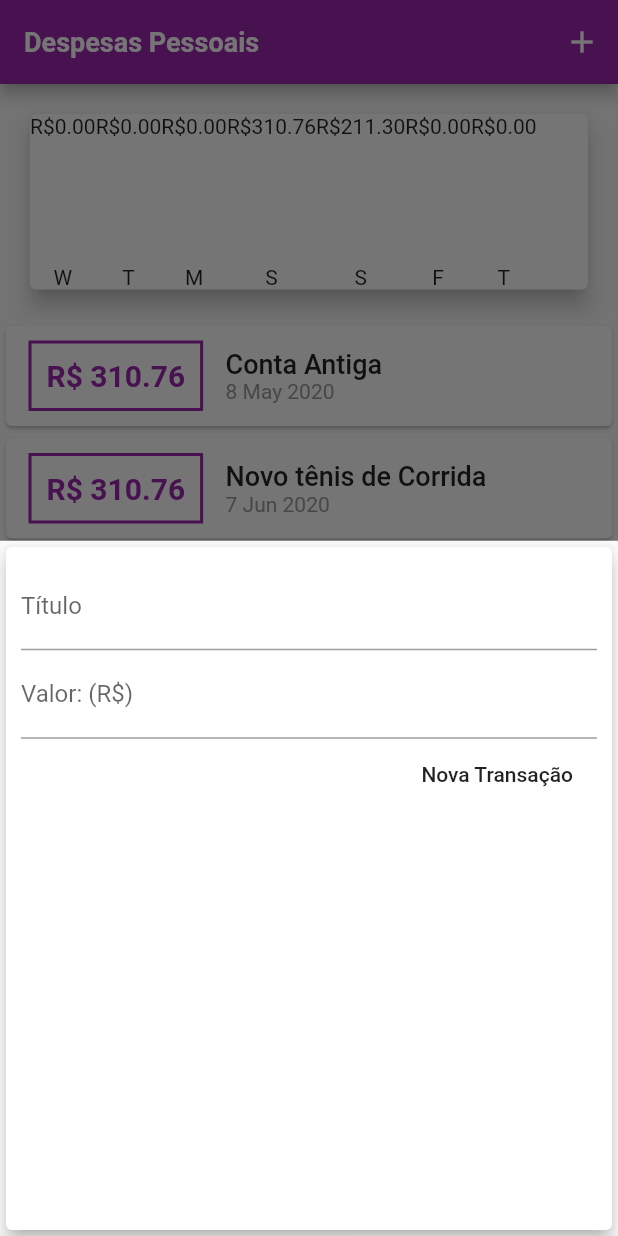
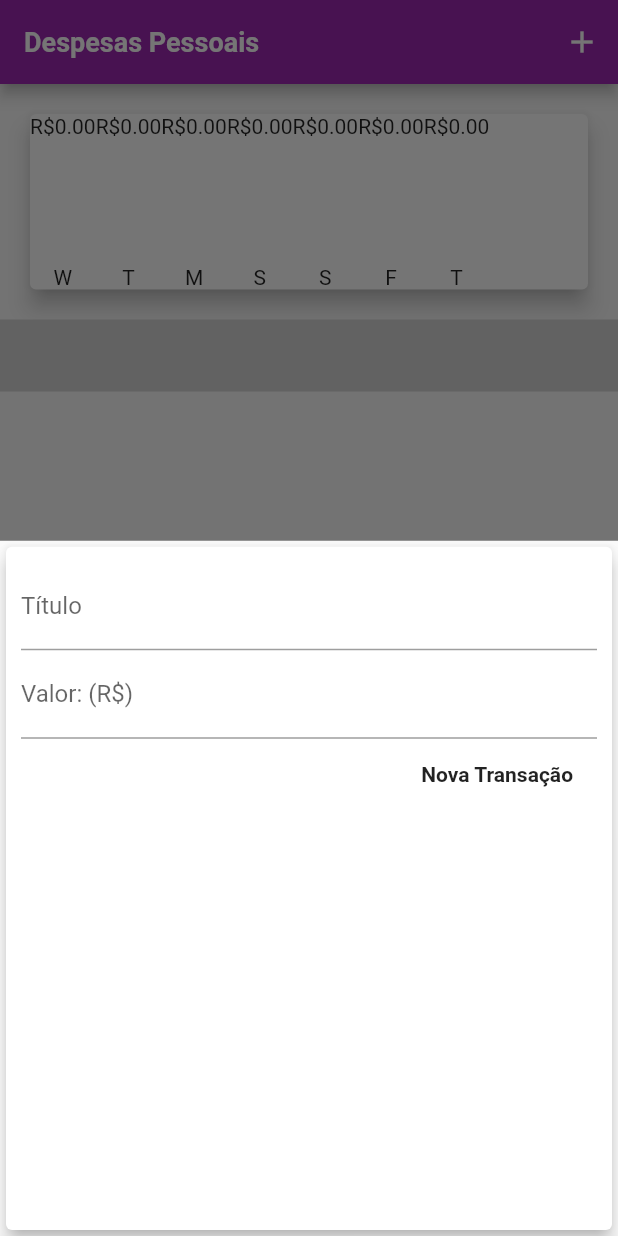
Before and after one commit to luisgs7/expenses, a Flutter app: the screen it shows after launch, after a tap on the "add" icon, on a phone screen of 412 x 824 dp. Run offline on Flutter 3.47's test engine with Material 2 defaults, Android fonts, the phone set to English and light mode, and no system bars; Roboto replaces fonts that are missing (OpenSans, Quicksand); statements that could not run were skipped.

```diff
--- a/lib/main.dart
+++ b/lib/main.dart
@@ -21,6 +21,10 @@ class ExpensesApp extends StatelessWidget {
               title: TextStyle(
                 fontFamily: 'OpenSans',
                 fontSize: 18,
+              ),
+              button: TextStyle(
+                color: Colors.white,
+                fontWeight: FontWeight.bold,
               ),
             ),
         appBarTheme: AppBarTheme(
@@ -52,12 +56,12 @@ class _MyHomePageState extends State<MyHomePage> {
     }).toList();
   }
 
-  _addTransaction(String title, double value) {
+  _addTransaction(String title, double value, DateTime date) {
     final newTransaction = Transaction(
       id: Random().nextDouble().toString(),
       title: title,
       value: value,
-      date: DateTime.now(),
+      date: date,
     );
 
     setState(() {
@@ -65,6 +69,12 @@ class _MyHomePageState extends State<MyHomePage> {
     });
 
     Navigator.of(context).pop();
+  }
+
+  _removeTransaction(String id) {
+    setState(() {
+      _transactions.removeWhere((tr) => tr.id == id);
+    });
   }
 
   _openTransactionForModal(BuildContext context) {
@@ -75,26 +85,7 @@ class _MyHomePageState extends State<MyHomePage> {
         });
   }
 
-  final List<Transaction> _transactions = [
-    Transaction(
-      id: 't0',
-      title: 'Conta Antiga',
-      value: 310.76,
-      date: DateTime.now().subtract(Duration(days: 33)),
-    ),
-    Transaction(
-      id: 't1',
-      title: 'Novo tênis de Corrida',
-      value: 310.76,
-      date: DateTime.now().subtract(Duration(days: 3)),
-    ),
-    Transaction(
-      id: 't1',
-      title: 'Conta de luz',
-      value: 211.30,
-      date: DateTime.now().subtract(Duration(days: 4)),
-    )
-  ];
+  final List<Transaction> _transactions = [];
 
   @override
   Widget build(BuildContext context) {
@@ -115,7 +106,7 @@ class _MyHomePageState extends State<MyHomePage> {
           crossAxisAlignment: CrossAxisAlignment.stretch,
           children: <Widget>[
             Chart(_recentTransaction),
-            TransactionList(_transactions),
+            TransactionList(_transactions, _removeTransaction),
           ],
         ),
       ),
```
